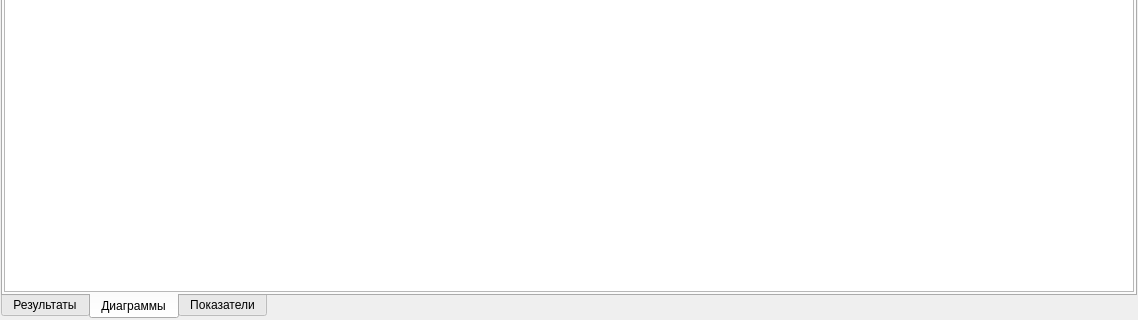
Old version of the form metodics/dynamic_tests/triangle/trianglevisualize.ui in the repository grigp/a-analyser; both pictures show x 0 to 1138 and y 354 to 674 of the 1138 by 674 pixel window.
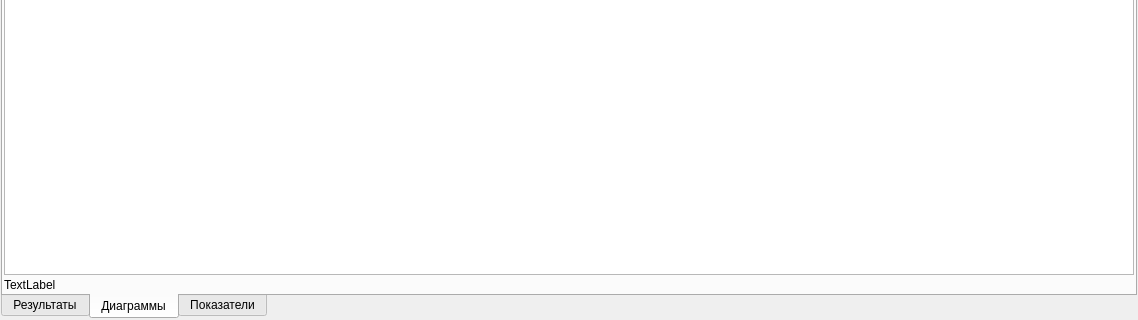
New version of the form. Icons and pictures are not drawn. Custom widgets are drawn as their Qt base class.

```diff
--- a/metodics/dynamic_tests/triangle/trianglevisualize.ui
+++ b/metodics/dynamic_tests/triangle/trianglevisualize.ui
@@ -924,6 +924,13 @@
          </widget>
         </widget>
        </item>
+       <item>
+        <widget class="QLabel" name="lblLatentMoving">
+         <property name="text">
+          <string>TextLabel</string>
+         </property>
+        </widget>
+       </item>
       </layout>
      </widget>
      <widget class="QWidget" name="tabFactors">
```
